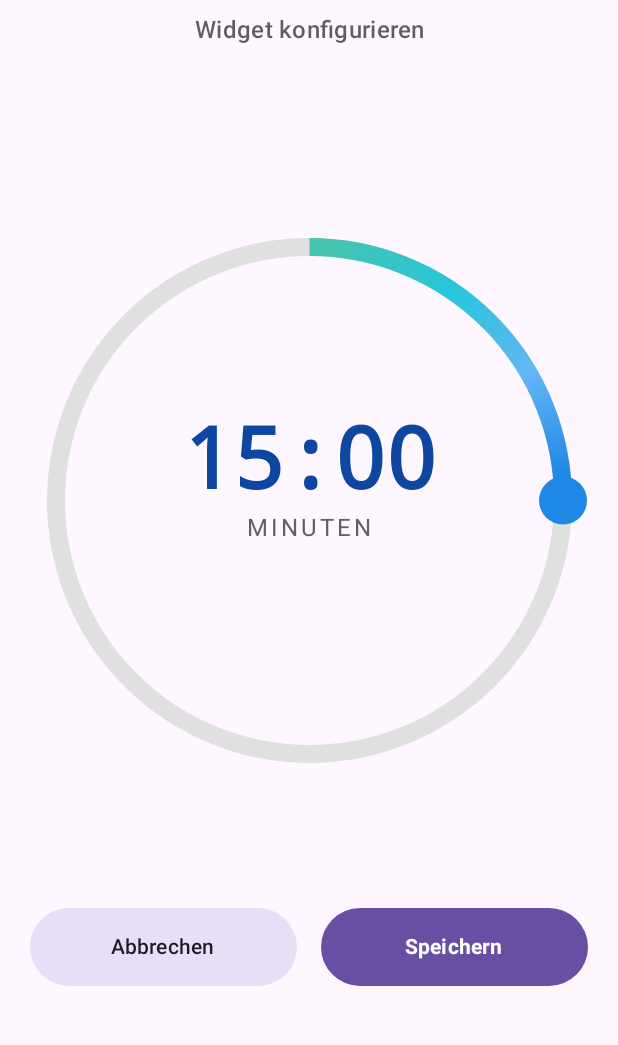
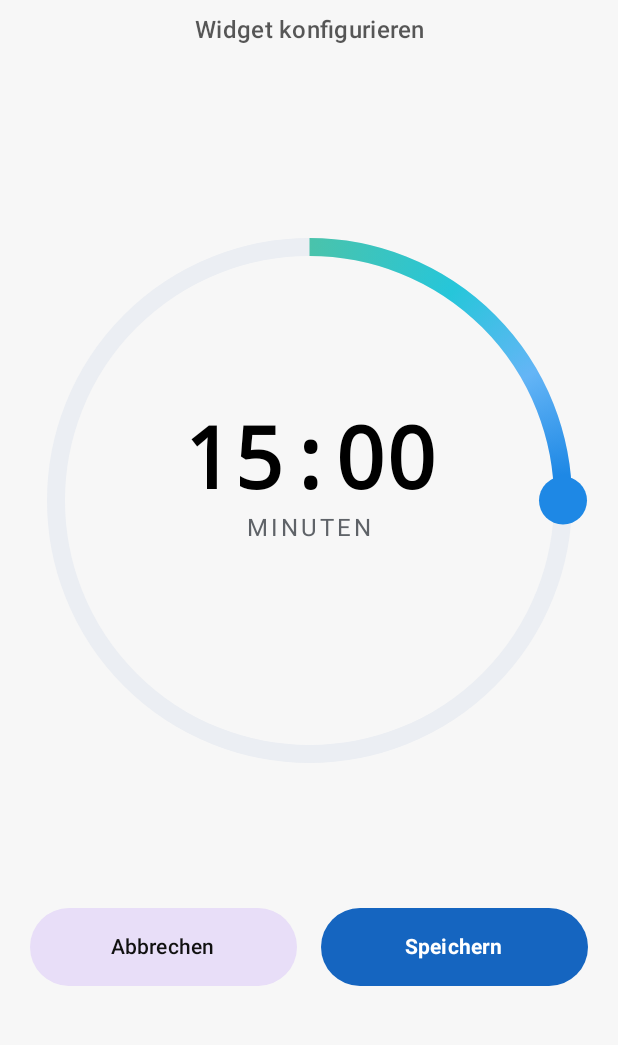
Before and after one commit to RicoStein/Snoozely, an Android app built with Jetpack Compose: the composable WidgetWheelConfigScreen called with empty values, on a phone screen of 412 x 824 dp, the part 155-1200 px from its top. Run offline under Robolectric (Android 15) with nearby library versions, the phone set to English and light mode, and no system bars; 5 statements that could not run were skipped.

Commit message:
Timerfarbe im Light Mode richtig gesetzt

```diff
--- a/app/src/main/java/com/tigonic/snoozely/ui/components/TimerCenterText.kt
+++ b/app/src/main/java/com/tigonic/snoozely/ui/components/TimerCenterText.kt
@@ -33,7 +33,7 @@ fun TimerCenterText(
             text = timeText,
             fontWeight = FontWeight.ExtraBold,
             style = MaterialTheme.typography.displayLarge,
-            color = extra.heading, // markante Akzentfarbe aus Theme
+            color = extra.menu, // markante Akzentfarbe aus Theme
             fontFamily = FontFamily.Monospace
         )
         if (showLabel) {
```
